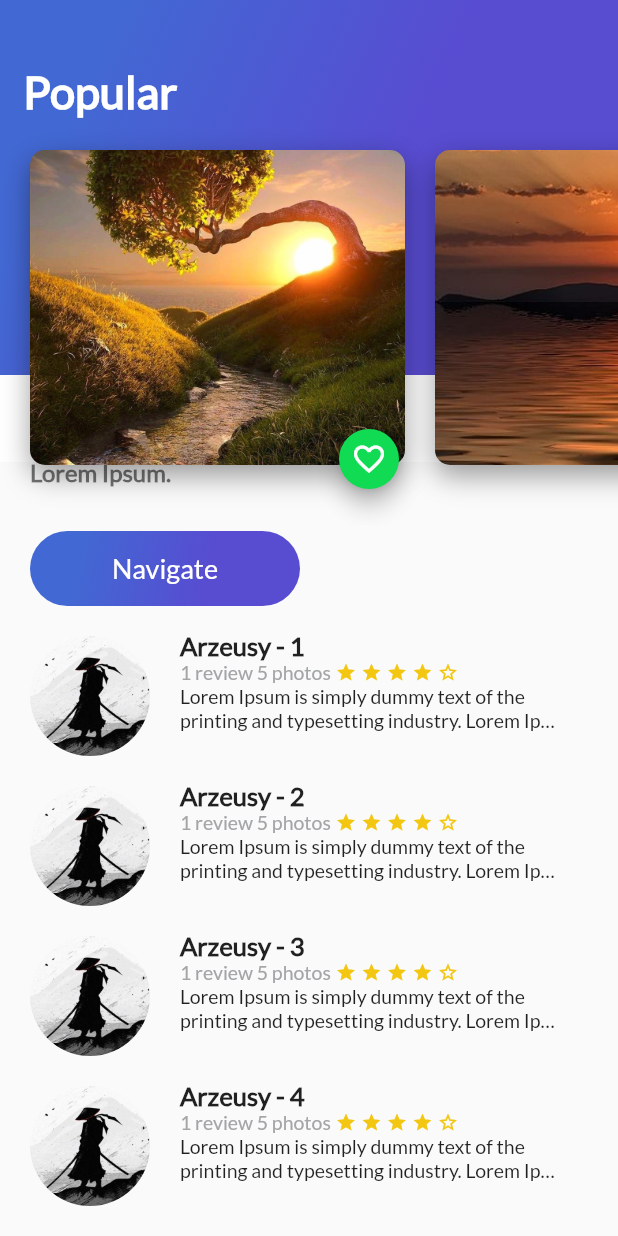
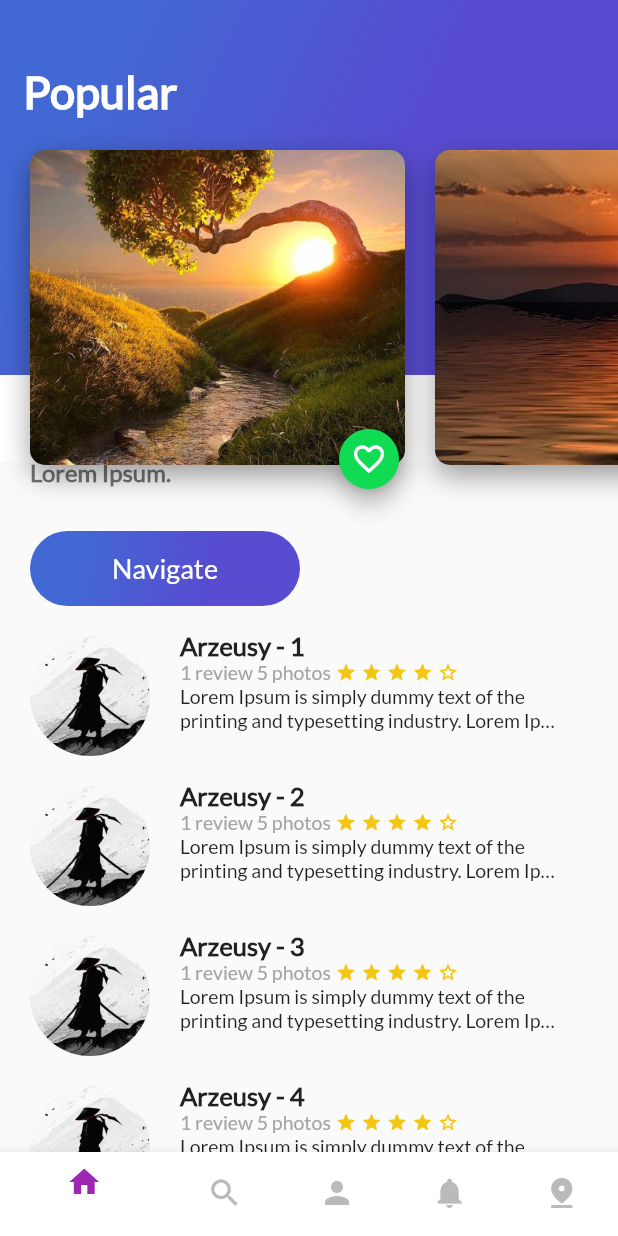
Before and after one commit to Arzeusy/Trips_app, a Flutter app: the screen it shows after launch, scrolled down 280 dp, on a phone screen of 412 x 824 dp. Run offline on Flutter 3.47's test engine with Material 2 defaults, Android fonts, the phone set to English and light mode, and no system bars.

Commit message:
navigation bar and indexs of views

```diff
--- a/lib/floating_action_button_green.dart
+++ b/lib/floating_action_button_green.dart
@@ -20,11 +20,11 @@ class _FloaingActionButtonGreenState extends State<FloatingActionButtonGreen>{
   bool favState = false;
 
   void onPressedFav (){
-    ScaffoldMessenger.of(context).showSnackBar(
+   /*  ScaffoldMessenger.of(context).showSnackBar(
       const SnackBar(
         content: Text("Agregaste a tus favoritos"),
       )
-    );
+    ); */
     setState(() {
       favState = !favState;
     });
--- /dev/null
+++ b/lib/home_trips.dart
@@ -0,0 +1,25 @@
+import 'package:flutter/material.dart';
+
+import 'description_place.dart';
+import 'header_appbar.dart';
+
+class HomeTrips extends StatelessWidget{
+  const HomeTrips({Key? key}) : super(key: key);
+
+  @override
+  Widget build(BuildContext context) {
+    return Stack(
+      children: [
+        DescriptionPlace(
+          "Duwali Ella",
+          5 ,
+          "Lorem Ipsum is simply dummy text of the printing and typesetting industry. Lorem Ipsum has been the industry's standard dummy text ever since the 1500s, when an unknown printer took a galley of type and scrambled it to make a type specimen book. It has survived not only five centuries, but also the leap into electronic typesetting, remaining essentially unchanged. It was popularised in the 1960s with the release of Letraset sheets containing Lorem Ipsum passages, and more recently with desktop publishing software like Aldus PageMaker including versions of Lorem Ipsum.",
+          key: UniqueKey(),
+        ),
+        HeaderAppBar()
+      ],
+    );
+
+  }
+
+}
--- a/lib/main.dart
+++ b/lib/main.dart
@@ -1,7 +1,6 @@
 import 'package:flutter/material.dart';
-import 'package:platzi_trips_app/description_place.dart';
 import 'package:flutter/services.dart';
-import 'package:platzi_trips_app/header_appbar.dart';
+import 'package:platzi_trips_app/platzi_trips.dart';
 
 
 void main() => runApp(const MyApp());
@@ -34,43 +33,7 @@ class MyApp extends StatelessWidget {
         // is not restarted.
         primarySwatch: Colors.blue,
       ),
-      home: Scaffold(
-        body: Stack(
-          children: [
-            DescriptionPlace("Duwali Ella", 5 , "Lorem Ipsum is simply dummy text of the printing and typesetting industry. Lorem Ipsum has been the industry's standard dummy text ever since the 1500s, when an unknown printer took a galley of type and scrambled it to make a type specimen book. It has survived not only five centuries, but also the leap into electronic typesetting, remaining essentially unchanged. It was popularised in the 1960s with the release of Letraset sheets containing Lorem Ipsum passages, and more recently with desktop publishing software like Aldus PageMaker including versions of Lorem Ipsum.", key: UniqueKey(),),
-            HeaderAppBar()
-          ],
-        )
-
-
-        /*Stack(children: [
-          Container(
-            decoration: const BoxDecoration(
-              image: DecorationImage(
-                image: AssetImage("assets/back1.jpeg"),
-                fit: BoxFit.cover
-              ),
-
-            ),
-            child:null,
-          ),
-           Center(
-            child: Container(
-              height: 100,
-              color: const Color.fromRGBO(0, 0, 0, 0.5),
-              child: const Center(
-                child: Text(
-                  "Naughty",
-                  style: TextStyle(
-                    fontSize: 40,
-                    color: Colors.white
-                  ),
-                ),
-              ),
-            )
-          )
-        ],) */
-      )//const MyHomePage(title: 'Flutter Demo Home Page'),
+      home:  PlatziTrips()
     );
   }
 }
--- /dev/null
+++ b/lib/platzi_trips.dart
@@ -0,0 +1,82 @@
+import 'package:flutter/material.dart';
+import 'package:platzi_trips_app/home_trips.dart';
+import 'package:platzi_trips_app/profile_user.dart';
+import 'package:platzi_trips_app/search_trips.dart';
+
+class PlatziTrips extends StatefulWidget {
+  const PlatziTrips({Key? key}) : super(key: key);
+
+  @override
+  State<StatefulWidget> createState() {
+    // TODO: implement createState
+    return _PlatziTripsState();
+  }
+
+
+
+}
+
+
+class _PlatziTripsState extends State<PlatziTrips>{
+
+  final List<Widget> widgetsChildren = [
+    HomeTrips(),
+    SearchTrips(),
+    ProfileUser(),
+    HomeTrips(),
+    HomeTrips(),
+  ];
+  int _indextap = 0;
+
+  void onTapTapped (int index){
+    setState(() {
+      _indextap = index;
+    });
+  }
+
+  @override
+  Widget build(BuildContext context) {
+    // TODO: implement build
+
+
+    return  Scaffold(
+      body: widgetsChildren[_indextap],
+      bottomNavigationBar: Theme(
+        data: Theme.of(context).copyWith(
+          canvasColor: Colors.white,
+          primaryColor:  Colors.purple
+        ),
+        child: BottomNavigationBar(
+          unselectedItemColor: Color.fromARGB(255, 186, 186, 186),
+          selectedItemColor: Colors.purple,
+          onTap: onTapTapped,
+          currentIndex: _indextap,
+          items: const [
+            BottomNavigationBarItem(
+              icon: Icon( Icons.home),
+              label: ""
+            ),
+             BottomNavigationBarItem(
+              icon: Icon( Icons.search),
+              label: ""
+            ),
+             BottomNavigationBarItem(
+              icon: Icon( Icons.person),
+              label: ""
+            ),
+            BottomNavigationBarItem(
+              icon: Icon( Icons.notifications),
+              label: ""
+            ),
+            BottomNavigationBarItem(
+              icon: Icon( Icons.pin_drop_sharp),
+              label: ""
+            ),
+          ],
+        ),
+      ),
+    );
+
+
+  }
+}
--- /dev/null
+++ b/lib/profile_user.dart
@@ -0,0 +1,12 @@
+import 'package:flutter/material.dart';
+
+class ProfileUser extends StatelessWidget {
+  @override
+  Widget build(BuildContext context) {
+    // TODO: implement build
+    return Container(
+      color: Colors.greenAccent,
+    );
+  }
+
+}
--- /dev/null
+++ b/lib/search_trips.dart
@@ -0,0 +1,11 @@
+import 'package:flutter/material.dart';
+
+class SearchTrips extends StatelessWidget {
+  @override
+  Widget build(BuildContext context) {
+    // TODO: implement build
+    return Container(
+      color: Colors.lightBlue,
+    );
+  }
+}
```
Also changed, not shown: lib/navigation_bar_cupertino.dart (added).
